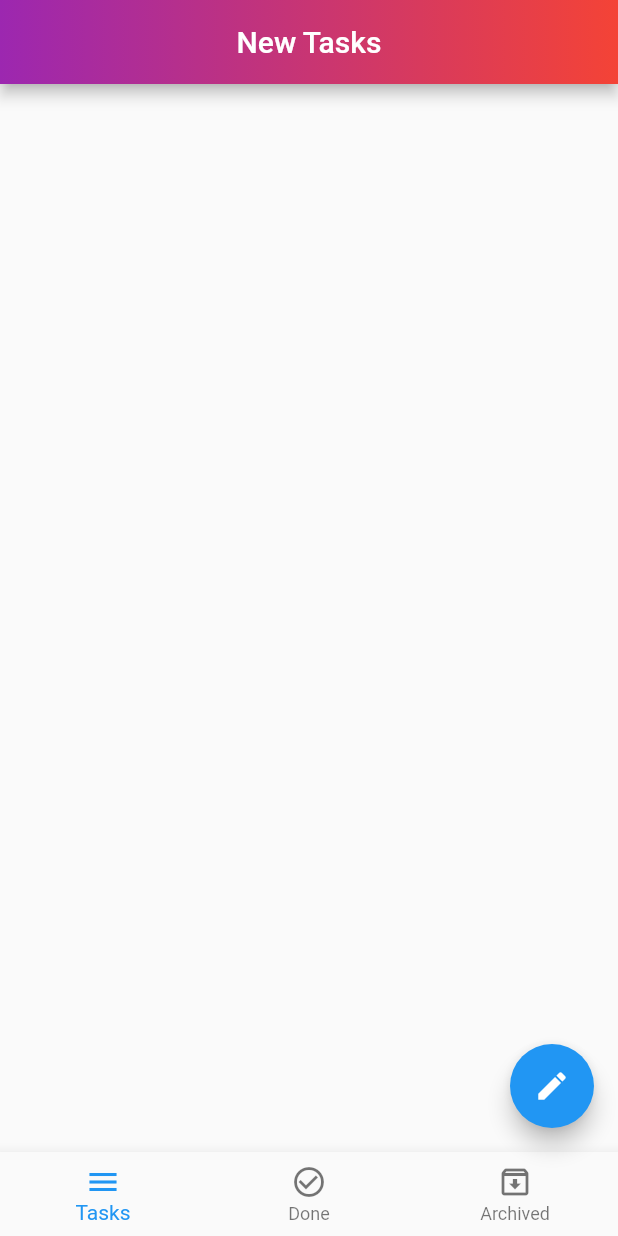
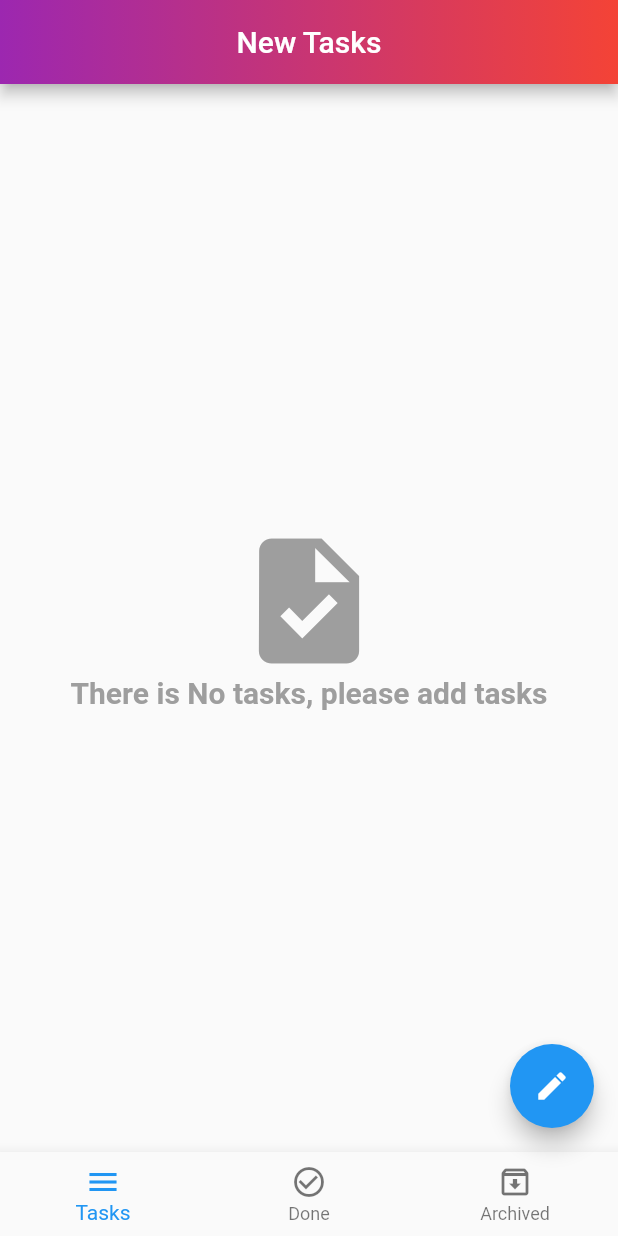
Before and after one commit to eslamyounis1/Todo_App, a Flutter app: the screen it shows after launch, on a phone screen of 412 x 824 dp. Run offline on Flutter 3.47's test engine with Material 2 defaults, Android fonts, the phone set to English and light mode, and no system bars; our stand-ins replace bloc, flutter_bloc, sqflite; accounts and stored records are empty.

Commit message:
app_finish

```diff
--- a/lib/modules/archived_tasks/archived_tasks_screen.dart
+++ b/lib/modules/archived_tasks/archived_tasks_screen.dart
@@ -15,7 +15,7 @@ class ArchivedTasksScreen extends StatelessWidget {
       listener: (context, state){},
       builder: (context,state) {
         var tasks = AppCubit.get(context).archivedTasks;
-        return ListView.separated(
+        return tasks.isNotEmpty ? ListView.separated(
           itemBuilder: (context, index) => buildTaskItem(tasks[index],context),
           separatorBuilder: (context, index) => Padding(
             padding: const EdgeInsetsDirectional.only(
@@ -28,7 +28,7 @@ class ArchivedTasksScreen extends StatelessWidget {
             ),
           ),
           itemCount: tasks.length,
-        );
+        ) : emptyTasksAlert();
       } ,
 
     );
--- a/lib/modules/done_tasks/done_tasks_screen.dart
+++ b/lib/modules/done_tasks/done_tasks_screen.dart
@@ -15,7 +15,7 @@ class DoneTasksScreen extends StatelessWidget {
       listener: (context, state){},
       builder: (context,state) {
         var tasks = AppCubit.get(context).doneTasks;
-        return ListView.separated(
+        return tasks.isNotEmpty ? ListView.separated(
           itemBuilder: (context, index) => buildTaskItem(tasks[index],context),
           separatorBuilder: (context, index) => Padding(
             padding: const EdgeInsetsDirectional.only(
@@ -28,7 +28,7 @@ class DoneTasksScreen extends StatelessWidget {
             ),
           ),
           itemCount: tasks.length,
-        );
+        ) : emptyTasksAlert();
       } ,
 
     );
--- a/lib/modules/new_tasks/new_tasks_screen.dart
+++ b/lib/modules/new_tasks/new_tasks_screen.dart
@@ -12,12 +12,14 @@ class NewTasksScreen extends StatelessWidget {
 
   @override
   Widget build(BuildContext context) {
-    return BlocConsumer<AppCubit,AppStates>(
-      listener: (context, state){},
-      builder: (context,state) {
+    return BlocConsumer<AppCubit, AppStates>(
+      listener: (context, state) {},
+      builder: (context, state) {
         var tasks = AppCubit.get(context).newTasks;
-        return ListView.separated(
-          itemBuilder: (context, index) => buildTaskItem(tasks[index],context),
+        return tasks.isNotEmpty
+            ? ListView.separated(
+                itemBuilder: (context, index) =>
+                    buildTaskItem(tasks[index], context),
                 separatorBuilder: (context, index) => Padding(
                   padding: const EdgeInsetsDirectional.only(
                     start: 20.0,
@@ -29,9 +31,9 @@ class NewTasksScreen extends StatelessWidget {
                   ),
                 ),
                 itemCount: tasks.length,
-        );
-      } ,
-
+              )
+            : emptyTasksAlert();
+      },
     );
   }
 }
--- a/lib/shared/components/components.dart
+++ b/lib/shared/components/components.dart
@@ -45,7 +45,30 @@ Widget defaultFormField({
       },
     );
 
-Widget buildTaskItem(Map model, context) => Padding(
+Widget emptyTasksAlert()=>Center(
+  child: Column(
+    mainAxisAlignment: MainAxisAlignment.center,
+    children: const [
+      Icon(
+        Icons.task,
+        size: 100.0,
+        color: Colors.grey,
+      ),
+      Text(
+        'There is No tasks, please add tasks',
+        style: TextStyle(
+          fontSize: 20.0,
+          fontWeight: FontWeight.bold,
+          color: Colors.grey,
+        ),
+      ),
+    ],
+  ),
+);
+
+Widget buildTaskItem(Map model, context) => Dismissible(
+      key: Key(model['id'].toString()),
+      child: Padding(
         padding: const EdgeInsets.all(20.0),
         child: Row(
           children: [
@@ -108,4 +131,8 @@ Widget buildTaskItem(Map model, context) => Padding(
             ),
           ],
         ),
+      ),
+  onDismissed: (direction){
+    AppCubit.get(context).deleteData(id: model['id']);
+  },
     );
--- a/lib/shared/cubit/states.dart
+++ b/lib/shared/cubit/states.dart
@@ -29,3 +29,5 @@ class AppChangeBottomSheetState extends AppStates{
 class AppUpdateDatabaseState extends AppStates{
 
 }
+
+class AppDeleteDatabaseState extends AppStates{}
```
Also changed, not shown: lib/shared/cubit/cubit.dart (+18 -9 lines). Lines whose indentation alone changed are shown as unchanged.
